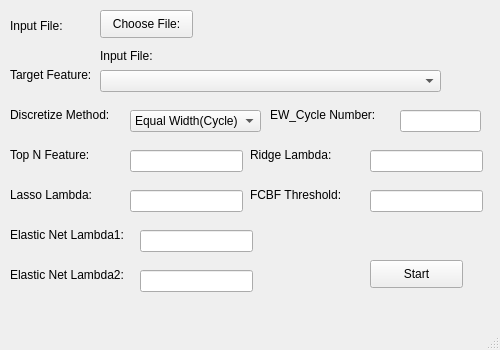
Above: Feature_Selection/mainwindow.ui from Po-haoHuang/LED_FE_FS before the change. Below: the same form after it.
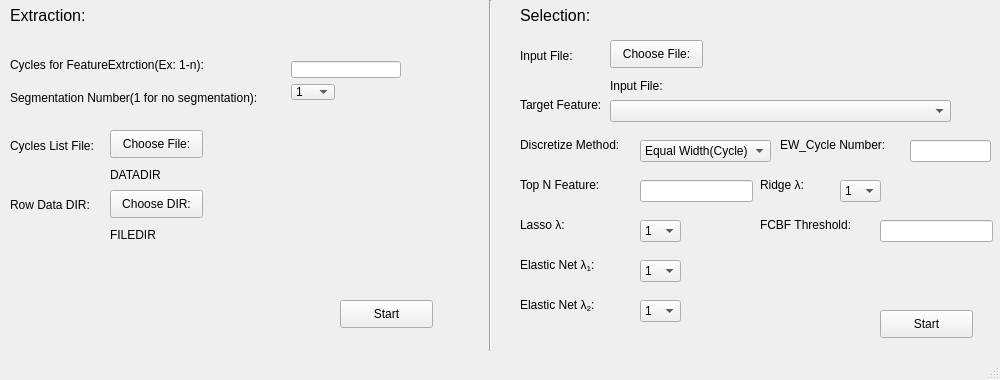
That is the form after the change.

Commit message: merge two gui into one ,modify run_FE error message

Diff of the .ui file:
```diff
--- a/Feature_Selection/mainwindow.ui
+++ b/Feature_Selection/mainwindow.ui
@@ -6,48 +6,32 @@
    <rect>
     <x>0</x>
     <y>0</y>
-    <width>500</width>
-    <height>350</height>
+    <width>1000</width>
+    <height>380</height>
    </rect>
   </property>
   <property name="minimumSize">
    <size>
-    <width>500</width>
-    <height>350</height>
+    <width>1000</width>
+    <height>380</height>
    </size>
   </property>
   <property name="maximumSize">
    <size>
-    <width>500</width>
-    <height>350</height>
+    <width>1000</width>
+    <height>380</height>
    </size>
   </property>
   <property name="windowTitle">
    <string>Feature_Selection</string>
   </property>
   <widget class="QWidget" name="centralWidget">
-   <widget class="QLabel" name="label_4">
+   <widget class="QLabel" name="FS_inputLable">
     <property name="geometry">
      <rect>
-      <x>10</x>
-      <y>10</y>
-      <width>101</width>
-      <height>31</height>
-     </rect>
-    </property>
-    <property name="text">
-     <string>&lt;html&gt;&lt;head/&gt;&lt;body&gt;&lt;p&gt;Input File:&lt;/p&gt;&lt;/body&gt;&lt;/html&gt;</string>
-    </property>
-    <property name="alignment">
-     <set>Qt::AlignLeading|Qt::AlignLeft|Qt::AlignVCenter</set>
-    </property>
-   </widget>
-   <widget class="QLabel" name="label_5">
-    <property name="geometry">
-     <rect>
-      <x>100</x>
+      <x>520</x>
       <y>40</y>
-      <width>351</width>
+      <width>101</width>
       <height>31</height>
      </rect>
     </property>
@@ -64,30 +48,52 @@
      <set>Qt::AlignLeading|Qt::AlignLeft|Qt::AlignVCenter</set>
     </property>
    </widget>
-   <widget class="QPushButton" name="pushButton_2">
+   <widget class="QLabel" name="FS_InputFileLabel">
     <property name="geometry">
      <rect>
-      <x>100</x>
-      <y>10</y>
-      <width>93</width>
-      <height>28</height>
-     </rect>
-    </property>
-    <property name="text">
-     <string>Choose File:</string>
-    </property>
-    <property name="checkable">
-     <bool>false</bool>
-    </property>
-    <property name="checked">
-     <bool>false</bool>
-    </property>
-   </widget>
-   <widget class="QComboBox" name="comboBox">
-    <property name="geometry">
-     <rect>
-      <x>100</x>
+      <x>610</x>
       <y>70</y>
+      <width>351</width>
+      <height>31</height>
+     </rect>
+    </property>
+    <property name="sizePolicy">
+     <sizepolicy hsizetype="Preferred" vsizetype="Preferred">
+      <horstretch>1</horstretch>
+      <verstretch>0</verstretch>
+     </sizepolicy>
+    </property>
+    <property name="text">
+     <string>&lt;html&gt;&lt;head/&gt;&lt;body&gt;&lt;p&gt;Input File:&lt;/p&gt;&lt;/body&gt;&lt;/html&gt;</string>
+    </property>
+    <property name="alignment">
+     <set>Qt::AlignLeading|Qt::AlignLeft|Qt::AlignVCenter</set>
+    </property>
+   </widget>
+   <widget class="QPushButton" name="FS_ChooseFile">
+    <property name="geometry">
+     <rect>
+      <x>610</x>
+      <y>40</y>
+      <width>93</width>
+      <height>28</height>
+     </rect>
+    </property>
+    <property name="text">
+     <string>Choose File:</string>
+    </property>
+    <property name="checkable">
+     <bool>false</bool>
+    </property>
+    <property name="checked">
+     <bool>false</bool>
+    </property>
+   </widget>
+   <widget class="QComboBox" name="FS_FeaturnameBox">
+    <property name="geometry">
+     <rect>
+      <x>610</x>
+      <y>100</y>
       <width>341</width>
       <height>22</height>
      </rect>
@@ -96,8 +102,8 @@
    <widget class="QLabel" name="label_6">
     <property name="geometry">
      <rect>
-      <x>10</x>
-      <y>60</y>
+      <x>520</x>
+      <y>90</y>
       <width>101</width>
       <height>31</height>
      </rect>
@@ -112,8 +118,8 @@
    <widget class="QLabel" name="label_7">
     <property name="geometry">
      <rect>
-      <x>10</x>
-      <y>100</y>
+      <x>520</x>
+      <y>130</y>
       <width>111</width>
       <height>31</height>
      </rect>
@@ -125,14 +131,14 @@
      <set>Qt::AlignLeading|Qt::AlignLeft|Qt::AlignVCenter</set>
     </property>
    </widget>
-   <widget class="QComboBox" name="comboBox_2">
+   <widget class="QComboBox" name="FS_DMethodBox">
     <property name="enabled">
      <bool>true</bool>
     </property>
     <property name="geometry">
      <rect>
-      <x>130</x>
-      <y>110</y>
+      <x>640</x>
+      <y>140</y>
       <width>131</width>
       <height>22</height>
      </rect>
@@ -151,18 +157,8 @@
    <widget class="QLineEdit" name="lineEdit">
     <property name="geometry">
      <rect>
-      <x>130</x>
-      <y>150</y>
-      <width>113</width>
-      <height>22</height>
-     </rect>
-    </property>
-   </widget>
-   <widget class="QLineEdit" name="lineEdit_2">
-    <property name="geometry">
-     <rect>
-      <x>130</x>
-      <y>190</y>
+      <x>640</x>
+      <y>180</y>
       <width>113</width>
       <height>22</height>
      </rect>
@@ -171,8 +167,8 @@
    <widget class="QLabel" name="label_8">
     <property name="geometry">
      <rect>
-      <x>10</x>
-      <y>140</y>
+      <x>520</x>
+      <y>170</y>
       <width>111</width>
       <height>31</height>
      </rect>
@@ -187,14 +183,14 @@
    <widget class="QLabel" name="label_9">
     <property name="geometry">
      <rect>
-      <x>10</x>
-      <y>180</y>
+      <x>520</x>
+      <y>210</y>
       <width>111</width>
       <height>31</height>
      </rect>
     </property>
     <property name="text">
-     <string>&lt;html&gt;&lt;head/&gt;&lt;body&gt;&lt;p&gt;Lasso Lambda:&lt;/p&gt;&lt;/body&gt;&lt;/html&gt;</string>
+     <string>&lt;html&gt;&lt;head/&gt;&lt;body&gt;&lt;p&gt;Lasso λ:&lt;/p&gt;&lt;/body&gt;&lt;/html&gt;</string>
     </property>
     <property name="alignment">
      <set>Qt::AlignLeading|Qt::AlignLeft|Qt::AlignVCenter</set>
@@ -203,14 +199,14 @@
    <widget class="QLabel" name="label_10">
     <property name="geometry">
      <rect>
-      <x>10</x>
-      <y>220</y>
+      <x>520</x>
+      <y>250</y>
       <width>121</width>
       <height>31</height>
      </rect>
     </property>
     <property name="text">
-     <string>&lt;html&gt;&lt;head/&gt;&lt;body&gt;&lt;p&gt;Elastic Net Lambda1:&lt;/p&gt;&lt;/body&gt;&lt;/html&gt;</string>
+     <string>&lt;html&gt;&lt;head/&gt;&lt;body&gt;&lt;p&gt;Elastic Net λ&lt;span style=&quot; vertical-align:sub;&quot;&gt;1&lt;/span&gt;:&lt;/p&gt;&lt;/body&gt;&lt;/html&gt;</string>
     </property>
     <property name="alignment">
      <set>Qt::AlignLeading|Qt::AlignLeft|Qt::AlignVCenter</set>
@@ -219,44 +215,24 @@
    <widget class="QLabel" name="label_11">
     <property name="geometry">
      <rect>
-      <x>10</x>
-      <y>260</y>
+      <x>520</x>
+      <y>290</y>
       <width>121</width>
       <height>31</height>
      </rect>
     </property>
     <property name="text">
-     <string>&lt;html&gt;&lt;head/&gt;&lt;body&gt;&lt;p&gt;Elastic Net Lambda2:&lt;/p&gt;&lt;/body&gt;&lt;/html&gt;</string>
+     <string>&lt;html&gt;&lt;head/&gt;&lt;body&gt;&lt;p&gt;Elastic Net λ&lt;span style=&quot; vertical-align:sub;&quot;&gt;2&lt;/span&gt;:&lt;/p&gt;&lt;/body&gt;&lt;/html&gt;</string>
     </property>
     <property name="alignment">
      <set>Qt::AlignLeading|Qt::AlignLeft|Qt::AlignVCenter</set>
     </property>
    </widget>
-   <widget class="QLineEdit" name="lineEdit_3">
-    <property name="geometry">
-     <rect>
-      <x>140</x>
-      <y>230</y>
-      <width>113</width>
-      <height>22</height>
-     </rect>
-    </property>
-   </widget>
-   <widget class="QLineEdit" name="lineEdit_4">
-    <property name="geometry">
-     <rect>
-      <x>140</x>
-      <y>270</y>
-      <width>113</width>
-      <height>22</height>
-     </rect>
-    </property>
-   </widget>
    <widget class="QPushButton" name="pushButton">
     <property name="geometry">
      <rect>
-      <x>370</x>
-      <y>260</y>
+      <x>880</x>
+      <y>310</y>
       <width>93</width>
       <height>28</height>
      </rect>
@@ -277,9 +253,9 @@
     </property>
     <property name="geometry">
      <rect>
-      <x>270</x>
-      <y>100</y>
-      <width>121</width>
+      <x>780</x>
+      <y>130</y>
+      <width>131</width>
       <height>31</height>
      </rect>
     </property>
@@ -296,34 +272,24 @@
     </property>
     <property name="geometry">
      <rect>
-      <x>400</x>
-      <y>110</y>
+      <x>910</x>
+      <y>140</y>
       <width>81</width>
       <height>22</height>
      </rect>
     </property>
    </widget>
-   <widget class="QLineEdit" name="lineEdit_6">
-    <property name="geometry">
-     <rect>
-      <x>370</x>
-      <y>150</y>
-      <width>113</width>
-      <height>22</height>
-     </rect>
-    </property>
-   </widget>
    <widget class="QLabel" name="label_13">
     <property name="geometry">
      <rect>
-      <x>250</x>
-      <y>140</y>
+      <x>760</x>
+      <y>170</y>
       <width>111</width>
       <height>31</height>
      </rect>
     </property>
     <property name="text">
-     <string>&lt;html&gt;&lt;head/&gt;&lt;body&gt;&lt;p&gt;Ridge Lambda:&lt;/p&gt;&lt;/body&gt;&lt;/html&gt;</string>
+     <string>&lt;html&gt;&lt;head/&gt;&lt;body&gt;&lt;p&gt;Ridge λ:&lt;/p&gt;&lt;/body&gt;&lt;/html&gt;</string>
     </property>
     <property name="alignment">
      <set>Qt::AlignLeading|Qt::AlignLeft|Qt::AlignVCenter</set>
@@ -332,8 +298,8 @@
    <widget class="QLineEdit" name="lineEdit_7">
     <property name="geometry">
      <rect>
-      <x>370</x>
-      <y>190</y>
+      <x>880</x>
+      <y>220</y>
       <width>113</width>
       <height>22</height>
      </rect>
@@ -342,8 +308,8 @@
    <widget class="QLabel" name="label_14">
     <property name="geometry">
      <rect>
-      <x>250</x>
-      <y>180</y>
+      <x>760</x>
+      <y>210</y>
       <width>111</width>
       <height>31</height>
      </rect>
@@ -355,6 +321,466 @@
      <set>Qt::AlignLeading|Qt::AlignLeft|Qt::AlignVCenter</set>
     </property>
    </widget>
+   <widget class="QLabel" name="label_15">
+    <property name="geometry">
+     <rect>
+      <x>110</x>
+      <y>220</y>
+      <width>351</width>
+      <height>31</height>
+     </rect>
+    </property>
+    <property name="sizePolicy">
+     <sizepolicy hsizetype="Preferred" vsizetype="Preferred">
+      <horstretch>1</horstretch>
+      <verstretch>0</verstretch>
+     </sizepolicy>
+    </property>
+    <property name="text">
+     <string>&lt;html&gt;&lt;head/&gt;&lt;body&gt;&lt;p&gt;FILEDIR&lt;/p&gt;&lt;/body&gt;&lt;/html&gt;</string>
+    </property>
+    <property name="alignment">
+     <set>Qt::AlignLeading|Qt::AlignLeft|Qt::AlignVCenter</set>
+    </property>
+   </widget>
+   <widget class="QPushButton" name="pushButton_2">
+    <property name="geometry">
+     <rect>
+      <x>110</x>
+      <y>130</y>
+      <width>93</width>
+      <height>28</height>
+     </rect>
+    </property>
+    <property name="text">
+     <string>Choose File:</string>
+    </property>
+    <property name="checkable">
+     <bool>false</bool>
+    </property>
+    <property name="checked">
+     <bool>false</bool>
+    </property>
+   </widget>
+   <widget class="QLabel" name="label_16">
+    <property name="geometry">
+     <rect>
+      <x>10</x>
+      <y>190</y>
+      <width>101</width>
+      <height>31</height>
+     </rect>
+    </property>
+    <property name="text">
+     <string>&lt;html&gt;&lt;head/&gt;&lt;body&gt;&lt;p&gt;Row Data DIR:&lt;/p&gt;&lt;/body&gt;&lt;/html&gt;</string>
+    </property>
+    <property name="alignment">
+     <set>Qt::AlignLeading|Qt::AlignLeft|Qt::AlignVCenter</set>
+    </property>
+   </widget>
+   <widget class="QWidget" name="layoutWidget">
+    <property name="geometry">
+     <rect>
+      <x>280</x>
+      <y>50</y>
+      <width>156</width>
+      <height>61</height>
+     </rect>
+    </property>
+    <layout class="QVBoxLayout" name="verticalLayout">
+     <property name="sizeConstraint">
+      <enum>QLayout::SetDefaultConstraint</enum>
+     </property>
+     <item>
+      <widget class="QLineEdit" name="lineEdit_8">
+       <property name="sizePolicy">
+        <sizepolicy hsizetype="Fixed" vsizetype="Fixed">
+         <horstretch>0</horstretch>
+         <verstretch>0</verstretch>
+        </sizepolicy>
+       </property>
+       <property name="minimumSize">
+        <size>
+         <width>0</width>
+         <height>0</height>
+        </size>
+       </property>
+       <property name="maximumSize">
+        <size>
+         <width>110</width>
+         <height>16777215</height>
+        </size>
+       </property>
+       <property name="focusPolicy">
+        <enum>Qt::ClickFocus</enum>
+       </property>
+       <property name="inputMask">
+        <string/>
+       </property>
+       <property name="maxLength">
+        <number>32767</number>
+       </property>
+       <property name="cursorPosition">
+        <number>0</number>
+       </property>
+       <property name="dragEnabled">
+        <bool>false</bool>
+       </property>
+       <property name="cursorMoveStyle">
+        <enum>Qt::LogicalMoveStyle</enum>
+       </property>
+       <property name="clearButtonEnabled">
+        <bool>false</bool>
+       </property>
+      </widget>
+     </item>
+     <item>
+      <widget class="QComboBox" name="comboBox_5">
+       <property name="sizePolicy">
+        <sizepolicy hsizetype="Fixed" vsizetype="Fixed">
+         <horstretch>0</horstretch>
+         <verstretch>0</verstretch>
+        </sizepolicy>
+       </property>
+       <item>
+        <property name="text">
+         <string>1</string>
+        </property>
+       </item>
+       <item>
+        <property name="text">
+         <string>2</string>
+        </property>
+       </item>
+       <item>
+        <property name="text">
+         <string>3</string>
+        </property>
+       </item>
+       <item>
+        <property name="text">
+         <string>4</string>
+        </property>
+       </item>
+       <item>
+        <property name="text">
+         <string>5</string>
+        </property>
+       </item>
+       <item>
+        <property name="text">
+         <string>6</string>
+        </property>
+       </item>
+       <item>
+        <property name="text">
+         <string>7</string>
+        </property>
+       </item>
+       <item>
+        <property name="text">
+         <string>8</string>
+        </property>
+       </item>
+       <item>
+        <property name="text">
+         <string>9</string>
+        </property>
+       </item>
+       <item>
+        <property name="text">
+         <string>10</string>
+        </property>
+       </item>
+      </widget>
+     </item>
+    </layout>
+   </widget>
+   <widget class="QPushButton" name="pushButton_3">
+    <property name="geometry">
+     <rect>
+      <x>110</x>
+      <y>190</y>
+      <width>93</width>
+      <height>28</height>
+     </rect>
+    </property>
+    <property name="text">
+     <string>Choose DIR:</string>
+    </property>
+    <property name="checkable">
+     <bool>false</bool>
+    </property>
+    <property name="checked">
+     <bool>false</bool>
+    </property>
+   </widget>
+   <widget class="QLabel" name="label_2">
+    <property name="geometry">
+     <rect>
+      <x>10</x>
+      <y>90</y>
+      <width>265</width>
+      <height>16</height>
+     </rect>
+    </property>
+    <property name="text">
+     <string>Segmentation Number(1 for no segmentation):</string>
+    </property>
+   </widget>
+   <widget class="QLabel" name="label_4">
+    <property name="geometry">
+     <rect>
+      <x>10</x>
+      <y>130</y>
+      <width>101</width>
+      <height>31</height>
+     </rect>
+    </property>
+    <property name="text">
+     <string>&lt;html&gt;&lt;head/&gt;&lt;body&gt;&lt;p&gt;Cycles List File:&lt;/p&gt;&lt;/body&gt;&lt;/html&gt;</string>
+    </property>
+    <property name="alignment">
+     <set>Qt::AlignLeading|Qt::AlignLeft|Qt::AlignVCenter</set>
+    </property>
+   </widget>
+   <widget class="QLabel" name="label_5">
+    <property name="geometry">
+     <rect>
+      <x>110</x>
+      <y>160</y>
+      <width>351</width>
+      <height>31</height>
+     </rect>
+    </property>
+    <property name="sizePolicy">
+     <sizepolicy hsizetype="Preferred" vsizetype="Preferred">
+      <horstretch>1</horstretch>
+      <verstretch>0</verstretch>
+     </sizepolicy>
+    </property>
+    <property name="text">
+     <string>&lt;html&gt;&lt;head/&gt;&lt;body&gt;&lt;p&gt;DATADIR&lt;/p&gt;&lt;/body&gt;&lt;/html&gt;</string>
+    </property>
+    <property name="alignment">
+     <set>Qt::AlignLeading|Qt::AlignLeft|Qt::AlignVCenter</set>
+    </property>
+   </widget>
+   <widget class="QPushButton" name="pushButton_4">
+    <property name="geometry">
+     <rect>
+      <x>340</x>
+      <y>300</y>
+      <width>93</width>
+      <height>28</height>
+     </rect>
+    </property>
+    <property name="text">
+     <string>Start</string>
+    </property>
+    <property name="checkable">
+     <bool>false</bool>
+    </property>
+    <property name="checked">
+     <bool>false</bool>
+    </property>
+   </widget>
+   <widget class="QLabel" name="label_3">
+    <property name="geometry">
+     <rect>
+      <x>10</x>
+      <y>50</y>
+      <width>265</width>
+      <height>31</height>
+     </rect>
+    </property>
+    <property name="text">
+     <string>&lt;html&gt;&lt;head/&gt;&lt;body&gt;&lt;p&gt;Cycles for FeatureExtrction(Ex: 1-n):&lt;/p&gt;&lt;/body&gt;&lt;/html&gt;</string>
+    </property>
+    <property name="alignment">
+     <set>Qt::AlignLeading|Qt::AlignLeft|Qt::AlignVCenter</set>
+    </property>
+   </widget>
+   <widget class="QLabel" name="label_18">
+    <property name="geometry">
+     <rect>
+      <x>10</x>
+      <y>0</y>
+      <width>81</width>
+      <height>31</height>
+     </rect>
+    </property>
+    <property name="text">
+     <string>&lt;html&gt;&lt;head/&gt;&lt;body&gt;&lt;p&gt;&lt;span style=&quot; font-size:12pt;&quot;&gt;Extraction:&lt;/span&gt;&lt;/p&gt;&lt;/body&gt;&lt;/html&gt;</string>
+    </property>
+    <property name="alignment">
+     <set>Qt::AlignLeading|Qt::AlignLeft|Qt::AlignVCenter</set>
+    </property>
+   </widget>
+   <widget class="QLabel" name="label_19">
+    <property name="geometry">
+     <rect>
+      <x>520</x>
+      <y>0</y>
+      <width>81</width>
+      <height>31</height>
+     </rect>
+    </property>
+    <property name="text">
+     <string>&lt;html&gt;&lt;head/&gt;&lt;body&gt;&lt;p&gt;&lt;span style=&quot; font-size:12pt;&quot;&gt;Selection:&lt;/span&gt;&lt;/p&gt;&lt;/body&gt;&lt;/html&gt;</string>
+    </property>
+    <property name="alignment">
+     <set>Qt::AlignLeading|Qt::AlignLeft|Qt::AlignVCenter</set>
+    </property>
+   </widget>
+   <widget class="Line" name="line">
+    <property name="geometry">
+     <rect>
+      <x>480</x>
+      <y>0</y>
+      <width>20</width>
+      <height>351</height>
+     </rect>
+    </property>
+    <property name="orientation">
+     <enum>Qt::Vertical</enum>
+    </property>
+   </widget>
+   <widget class="QComboBox" name="comboBox">
+    <property name="geometry">
+     <rect>
+      <x>640</x>
+      <y>220</y>
+      <width>41</width>
+      <height>22</height>
+     </rect>
+    </property>
+    <item>
+     <property name="text">
+      <string>1</string>
+     </property>
+    </item>
+    <item>
+     <property name="text">
+      <string>2</string>
+     </property>
+    </item>
+    <item>
+     <property name="text">
+      <string>3</string>
+     </property>
+    </item>
+   </widget>
+   <widget class="QComboBox" name="comboBox_2">
+    <property name="geometry">
+     <rect>
+      <x>640</x>
+      <y>260</y>
+      <width>41</width>
+      <height>22</height>
+     </rect>
+    </property>
+    <item>
+     <property name="text">
+      <string>1</string>
+     </property>
+    </item>
+    <item>
+     <property name="text">
+      <string>2</string>
+     </property>
+    </item>
+    <item>
+     <property name="text">
+      <string>3</string>
+     </property>
+    </item>
+   </widget>
+   <widget class="QComboBox" name="comboBox_3">
+    <property name="geometry">
+     <rect>
+      <x>640</x>
+      <y>300</y>
+      <width>41</width>
+      <height>22</height>
+     </rect>
+    </property>
+    <item>
+     <property name="text">
+      <string>1</string>
+     </property>
+    </item>
+    <item>
+     <property name="text">
+      <string>2</string>
+     </property>
+    </item>
+    <item>
+     <property name="text">
+      <string>3</string>
+     </property>
+    </item>
+   </widget>
+   <widget class="QComboBox" name="comboBox_4">
+    <property name="geometry">
+     <rect>
+      <x>840</x>
+      <y>180</y>
+      <width>41</width>
+      <height>22</height>
+     </rect>
+    </property>
+    <item>
+     <property name="text">
+      <string>1</string>
+     </property>
+    </item>
+    <item>
+     <property name="text">
+      <string>2</string>
+     </property>
+    </item>
+    <item>
+     <property name="text">
+      <string>3</string>
+     </property>
+    </item>
+   </widget>
+   <zorder>FS_inputLable</zorder>
+   <zorder>FS_InputFileLabel</zorder>
+   <zorder>FS_ChooseFile</zorder>
+   <zorder>FS_FeaturnameBox</zorder>
+   <zorder>label_6</zorder>
+   <zorder>label_7</zorder>
+   <zorder>FS_DMethodBox</zorder>
+   <zorder>lineEdit</zorder>
+   <zorder>label_8</zorder>
+   <zorder>label_9</zorder>
+   <zorder>label_10</zorder>
+   <zorder>label_11</zorder>
+   <zorder>pushButton</zorder>
+   <zorder>label_12</zorder>
+   <zorder>label_13</zorder>
+   <zorder>lineEdit_7</zorder>
+   <zorder>label_14</zorder>
+   <zorder>label_15</zorder>
+   <zorder>pushButton_2</zorder>
+   <zorder>label_16</zorder>
+   <zorder>layoutWidget</zorder>
+   <zorder>pushButton_3</zorder>
+   <zorder>label_2</zorder>
+   <zorder>label_4</zorder>
+   <zorder>label_5</zorder>
+   <zorder>pushButton_4</zorder>
+   <zorder>label_3</zorder>
+   <zorder>label_18</zorder>
+   <zorder>label_19</zorder>
+   <zorder>line</zorder>
+   <zorder>comboBox</zorder>
+   <zorder>comboBox_2</zorder>
+   <zorder>comboBox_3</zorder>
+   <zorder>comboBox_4</zorder>
+   <zorder>lineEdit_5</zorder>
   </widget>
   <widget class="QMenuBar" name="menuBar">
    <property name="geometry">
```
Left out of the diff: 10 changed lines with no effect on the pictures. The commit also changes 4 other files.
